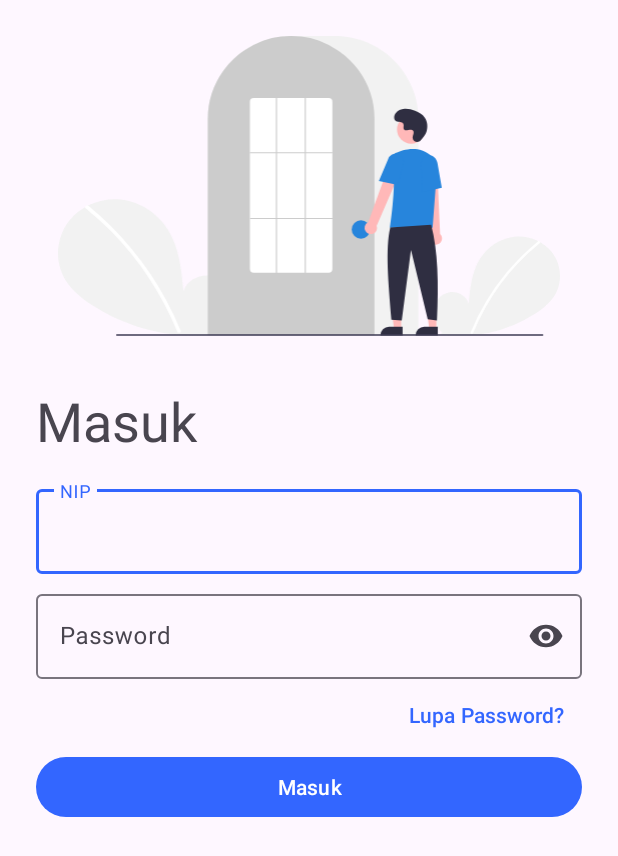
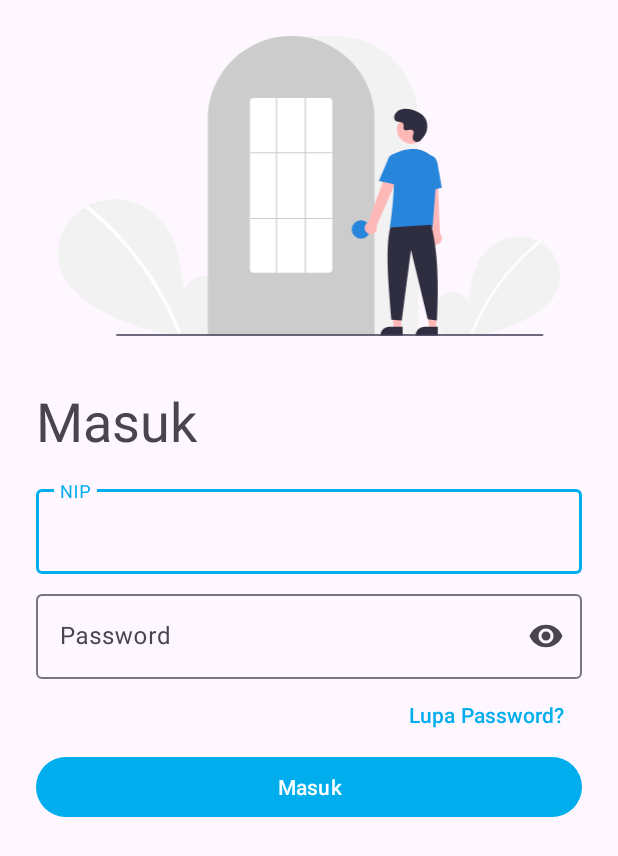
Before and after one commit to yysrll/MVVM-Monitoring-App, an Android app: the LoginActivity screen opened directly, with no data from a screen before it, on a phone screen of 412 x 824 dp. Shown: the top 856 px of the screen. Run offline under Robolectric (Android 15) with nearby library versions, the phone set to English and light mode, and no system bars.

Commit message:
fix: change primary color

```diff
--- a/app/src/main/res/values/colors.xml
+++ b/app/src/main/res/values/colors.xml
@@ -8,10 +8,10 @@
     <color name="black">#FF000000</color>
     <color name="white">#FFFFFFFF</color>
 
-    <color name="primary_200">#ADC8FF</color>
-    <color name="primary_300">#84A9FF</color>
-    <color name="primary_500">#3366FF</color>
-    <color name="primary_700">#1939B7</color>
+    <color name="primary_200">#62D5FF</color>
+    <color name="primary_300">#33BFF2</color>
+    <color name="primary_500">#00AEEE</color>
+    <color name="primary_700">#33BFF2</color>
 
     <color name="secondary_200">#FFB0AD</color>
     <color name="secondary_300">#FF848B</color>
```
